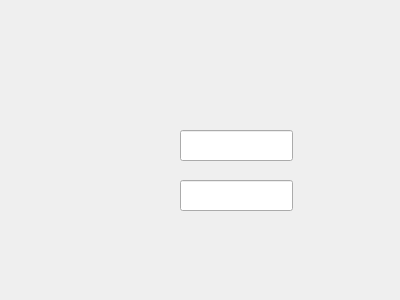
Qt form tryout/TryOutOfQLineEdit/tryoutofqlineedit.ui (wentaosong1993/Qt) before a commit.
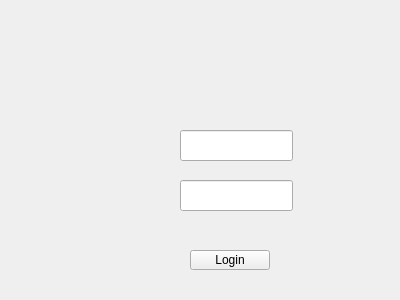
The same form after that commit.

Commit message:
充分验证不是Qt 信号和槽连接问题导致QLineEdit控件无法触发editingFinish的信号
采用两种方式均可以实现信号和槽正常连接使用；
默认按钮的设置方法，一般用登陆的情况。

```diff
--- a/tryout/TryOutOfQLineEdit/tryoutofqlineedit.ui
+++ b/tryout/TryOutOfQLineEdit/tryoutofqlineedit.ui
@@ -33,6 +33,19 @@
     </rect>
    </property>
   </widget>
+  <widget class="QPushButton" name="pushButton">
+   <property name="geometry">
+    <rect>
+     <x>190</x>
+     <y>250</y>
+     <width>80</width>
+     <height>20</height>
+    </rect>
+   </property>
+   <property name="text">
+    <string>Login</string>
+   </property>
+  </widget>
  </widget>
  <layoutdefault spacing="6" margin="11"/>
  <resources/>
```
The commit also changes 1 other file.
